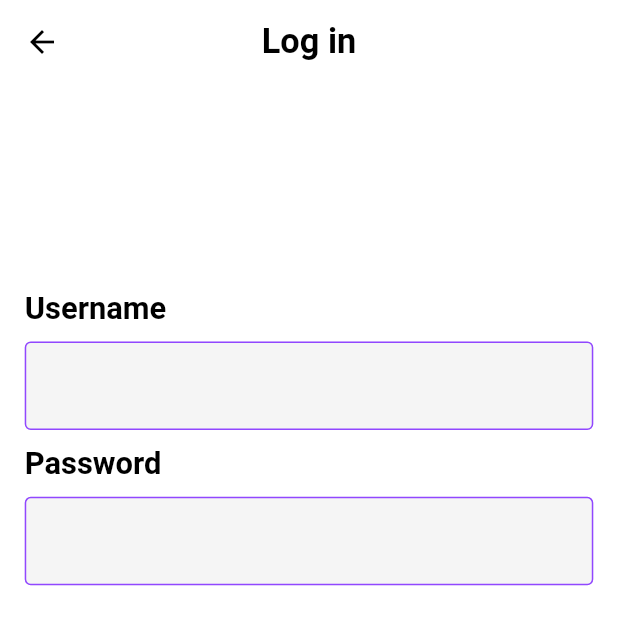
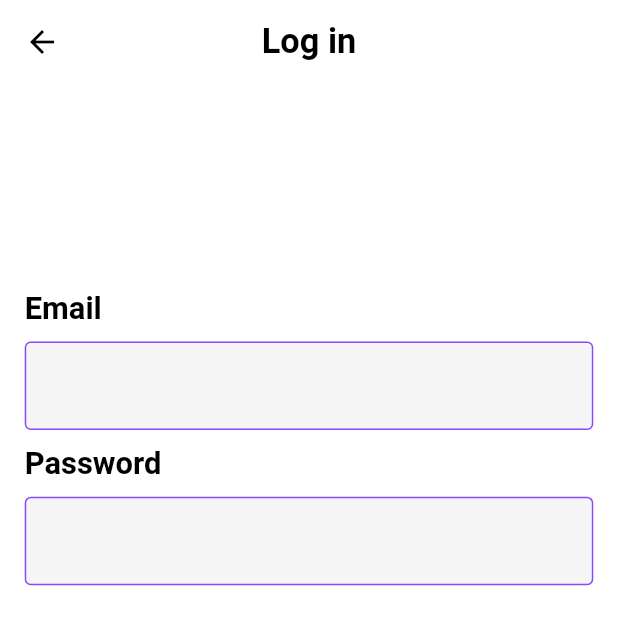
Before and after one commit to aydinNazari/twitch_clone, a Flutter app: the screen it shows after launch, after a tap on "Log In", on a phone screen of 412 x 824 dp, the top half of it. Run offline on Flutter 3.47's test engine with Material 2 defaults, Android fonts, the phone set to English and light mode, and no system bars; our stand-ins replace cloud_firestore, firebase_auth, firebase_core, page_transition; accounts and stored records are empty; network calls fail.

Commit message:
06_11_2023

```diff
--- a/lib/main.dart
+++ b/lib/main.dart
@@ -1,9 +1,13 @@
+import 'package:firebase_auth/firebase_auth.dart';
 import 'package:firebase_core/firebase_core.dart';
 import 'package:flutter/material.dart';
 import 'package:provider/provider.dart';
 import 'package:twitch_clone/providers/user_provider.dart';
+import 'package:twitch_clone/resources/auth_methods.dart';
+import 'package:twitch_clone/screen/home_screen.dart';
 import 'package:twitch_clone/screen/onboarding_screen.dart';
 import 'package:twitch_clone/utiles/colors.dart';
+import 'package:twitch_clone/models/user.dart' as model;
 
 void main() async {
   WidgetsFlutterBinding.ensureInitialized();
@@ -40,7 +44,28 @@ class MyApp extends StatelessWidget {
                 fontWeight: FontWeight.w700,
               ),
               iconTheme: const IconThemeData(color: primaryColor))),
-      home: const OnBoardingScreen(),
+      home: FutureBuilder(
+        future: AuthMethods()
+            .getCurrentUser(FirebaseAuth.instance.currentUser != null
+                ? FirebaseAuth.instance.currentUser!.uid
+                : null)
+            .then((value) {
+          if (value != null) {
+            Provider.of<UserProvider>(context, listen: false).setUser(value);
+          }
+          return value;
+        }),
+        builder: (context, snapshot) {
+          if (snapshot.connectionState == ConnectionState.waiting) {
+            return const Center(
+              child: CircularProgressIndicator(),
+            );
+          } else if (snapshot.hasData) {
+            return  HomeScreen();
+          }
+          return const OnBoardingScreen();
+        },
+      ),
     );
   }
 }
--- a/lib/resources/auth_methods.dart
+++ b/lib/resources/auth_methods.dart
@@ -1,7 +1,5 @@
-
 import 'package:cloud_firestore/cloud_firestore.dart';
 import 'package:firebase_auth/firebase_auth.dart';
-import 'package:flutter/cupertino.dart';
 import 'package:flutter/material.dart';
 import 'package:provider/provider.dart';
 import 'package:twitch_clone/models/user.dart' as model;
@@ -12,7 +10,17 @@ class AuthMethods {
   final _auth = FirebaseAuth.instance;
   final _userRef = FirebaseFirestore.instance.collection('users');
 
-  Future<bool> signupUser(String email, String username, String pass,BuildContext context) async {
+  Future<model.User> getCurrentUser(String? uid) async {
+    DocumentSnapshot cred = await _userRef.doc(uid).get();
+    model.User user = model.User(
+        uid: uid!,
+        email: (cred.data()! as dynamic)['email'],
+        username: (cred.data()! as dynamic)['username']);
+    return user;
+  }
+
+  Future<bool> signupUser(
+      String email, String username, String pass, BuildContext context) async {
     bool res = false;
     try {
       UserCredential cred = await _auth.createUserWithEmailAndPassword(
@@ -24,8 +32,8 @@ class AuthMethods {
           username: username.trim(),
         );
         await _userRef.doc(cred.user!.uid).set(user.toMap());
-        Provider.of<UserProvider>(context,listen: false).setUser(user);
-        res=true;
+        Provider.of<UserProvider>(context, listen: false).setUser(user);
+        res = true;
       }
     } on FirebaseAuthException catch (e) {
       showSnackBar(context, e.message!, Colors.red);
@@ -33,16 +41,19 @@ class AuthMethods {
     return res;
   }
 
-  Future<bool> loginUser(String email, String pass) async {
-    bool res=false;
-    try{
-      UserCredential cred=await _auth.signInWithEmailAndPassword(email: email, password: pass);
-      if(cred.user != null){
-        print('7777777777777777777777777777777');
-        print(cred.user!.uid);
-        res=true;
+  Future<bool> loginUser(
+      String email, String pass, BuildContext context) async {
+    bool res = false;
+    try {
+      UserCredential cred =
+          await _auth.signInWithEmailAndPassword(email: email, password: pass);
+      if (cred.user != null) {
+        //model.User user=model.User(uid: uid, email: email, username: username);
+        model.User user = await getCurrentUser(cred.user!.uid);
+        Provider.of<UserProvider>(context, listen: false).setUser(user);
+        res = true;
       }
-    } on FirebaseAuthException catch(e){
+    } on FirebaseAuthException catch (e) {
       print(e.message);
     }
     return res;
--- a/lib/screen/login_signin_screen.dart
+++ b/lib/screen/login_signin_screen.dart
@@ -17,7 +17,7 @@ class LoginSigninScreen extends StatefulWidget {
 }
 
 class _LoginSigninScreenState extends State<LoginSigninScreen> {
-  TextEditingController loginUsernameController = TextEditingController();
+  TextEditingController loginEmailController = TextEditingController();
   TextEditingController loginPassController = TextEditingController();
 
   TextEditingController signinEmailController = TextEditingController();
@@ -34,9 +34,7 @@ class _LoginSigninScreenState extends State<LoginSigninScreen> {
 
   @override
   Widget build(BuildContext context) {
-    Size size = MediaQuery
-        .of(context)
-        .size;
+    Size size = MediaQuery.of(context).size;
     return value
         ? Scaffold(
             appBar: AppBar(
@@ -54,7 +52,7 @@ class _LoginSigninScreenState extends State<LoginSigninScreen> {
                     height: size.height / 6,
                   ),
                   textAndTextField(
-                size, 'Username', loginUsernameController, false),
+                      size, 'Email', loginEmailController, false),
                   textAndTextField(size, 'Password', loginPassController, true),
                   Padding(
                     padding: EdgeInsets.only(
@@ -63,13 +61,15 @@ class _LoginSigninScreenState extends State<LoginSigninScreen> {
                         right: size.width / 25),
                     child: InkWell(
                       onTap: () async {
-                  bool res=await AuthMethods().loginUser(
-                      loginUsernameController.text, loginPassController.text);
-                  if(res){
-                    Navigator.push(
+                        bool res = await AuthMethods().loginUser(
+                            loginEmailController.text,
+                            loginPassController.text,context);
+                        if (res) {
+                          Navigator.pushReplacement(
                             context,
                             PageTransition(
                               type: PageTransitionType.leftToRight,
+
                               child: HomeScreen(),
                             ),
                           );
@@ -133,8 +133,7 @@ class _LoginSigninScreenState extends State<LoginSigninScreen> {
                             signinEmailController.text,
                             signinUsernameController.text,
                             signinPassController.text,
-                    context
-                  );
+                            context);
                         if (control) {
                           Navigator.push(
                             context,
```
Also changed, not shown: lib/screen/browse_screen.dart (added, +19 -0 lines), lib/screen/feed_screen.dart (added, +19 -0 lines), lib/screen/go_live_screen.dart (added, +19 -0 lines), lib/screen/home_screen.dart (+49 -4 lines), lib/utiles/utiles.dart (+15 -7 lines). Lines whose indentation alone changed are shown as unchanged.
